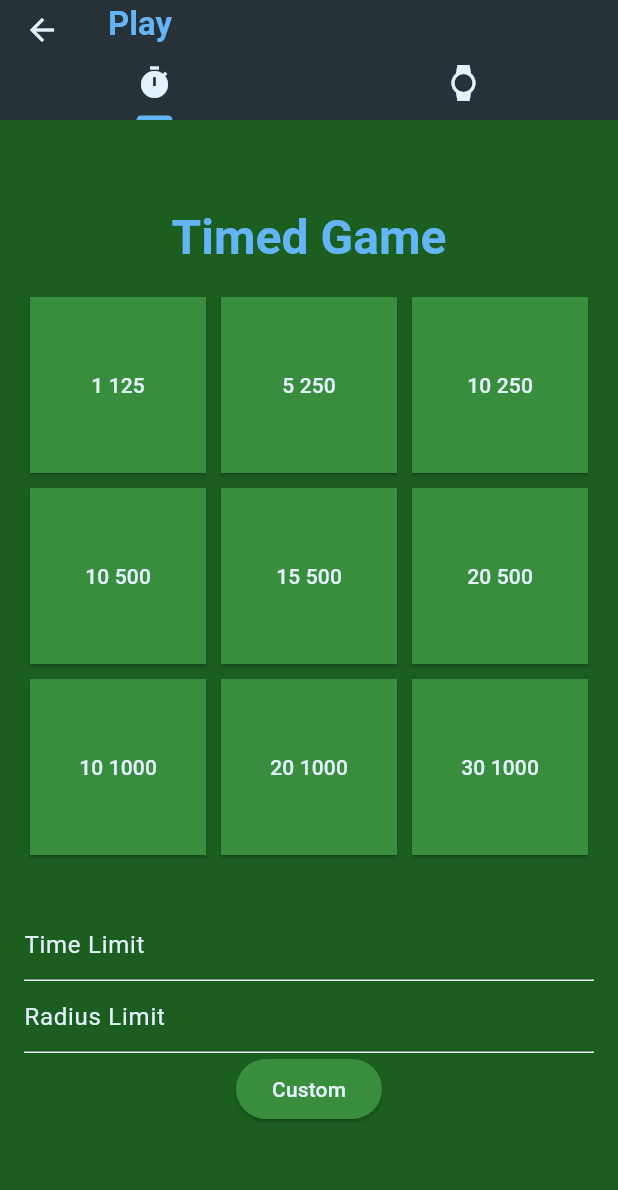
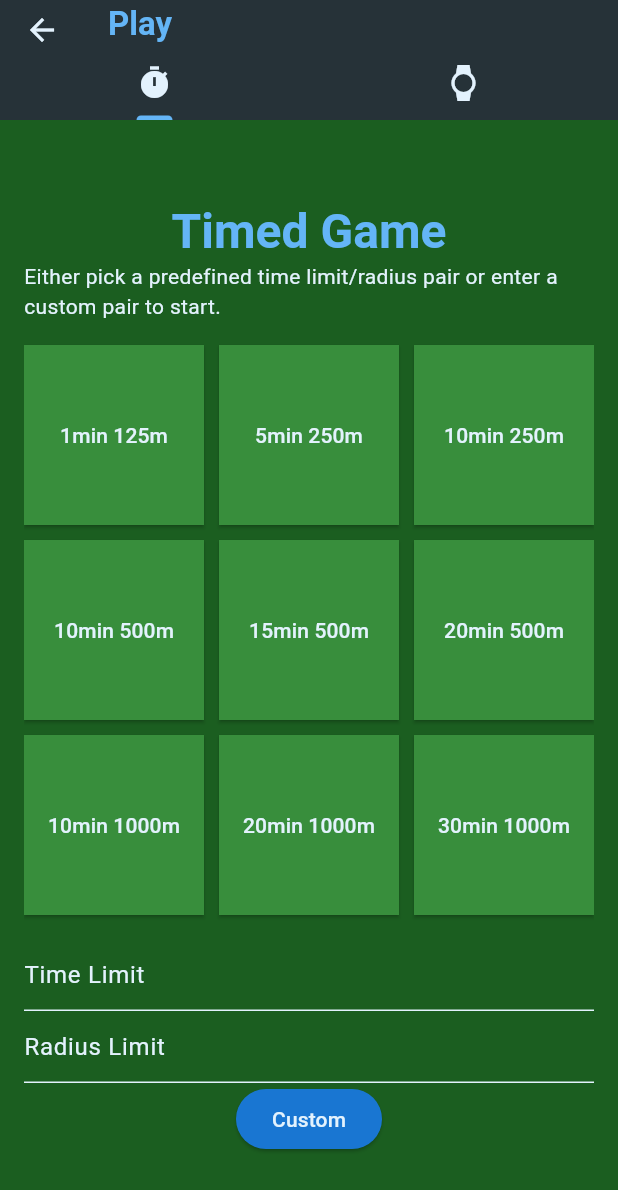
Before and after one commit to superj6/geoguess_irl, a Flutter app: the PlayScreen screen opened directly, on a phone screen of 412 x 824 dp. Shown: the top 1190 px of the screen. Run offline on Flutter 3.47's test engine with Material 3 defaults, Android fonts, the light colour scheme and no system bars; our stand-ins replace carousel_slider, flutter_secure_storage, geolocator, google_maps_flutter; missing offline and left inert: flutter_timer_countdown; accounts and stored records are empty.

Commit message:
adjust timed game styling

```diff
--- a/lib/screens/auth_about.dart
+++ b/lib/screens/auth_about.dart
@@ -72,7 +72,9 @@ class AuthAboutScreen extends StatelessWidget{
 	      ],
 	    ),
             SizedBox(height: 16.0),
-            Text('It is recommended to create an account in order to track your stats over time and see how you compare to other players. However, you can also play anonymously from the authentication screen. You can also view more comprehensive rules below.'),
+            Text(
+              'It is recommended to create an account in order to track your stats over time and see how you compare to other players. However, you can also play anonymously from the authentication screen. You can also view more comprehensive rules below.'
+            ),
             SizedBox(height: 16.0),
             SizedBox(
 	      width: 256.0,
--- a/lib/screens/play.dart
+++ b/lib/screens/play.dart
@@ -32,12 +32,15 @@ class _PlayScreen extends State<PlayScreen>{
             ],
           ),
         ),
-	body: TabBarView(
-	  children: [
-            PlayTimedTab(),
-            PlayTimedTab(),
-          ],
-	),
+	body: SafeArea(
+          minimum: EdgeInsets.symmetric(horizontal: 16.0),
+          child: TabBarView(
+	    children: [
+              PlayTimedTab(),
+              PlayTimedTab(),
+            ],
+	  ),
+        ),
       ),
     );
   }
--- a/lib/screens/rules.dart
+++ b/lib/screens/rules.dart
@@ -21,7 +21,9 @@ class RulesScreen extends StatelessWidget{
 	      style: Theme.of(context).textTheme.headlineLarge,
 	    ),
             SizedBox(height: 16.0),
-            Text('There are two game modes you can play: Timed and Completion. In both of these game modes you select a playing radius, are given images from a random location within this radius, and are tasked with finding the location closes to the images given irl. You must physically walk to the guessed location and your submission is based off your final gps locationi.'),
+            Text(
+              'There are two game modes you can play: Timed and Completion. In both of these game modes you select a playing radius, are given images from a random location within this radius, and are tasked with finding the location closes to the images given irl. You must physically walk to the guessed location and your submission is based off your final gps locationi.'
+            ),
             SizedBox(height: 16.0),
 	    ElevatedButton(
 	      onPressed: (){
--- a/lib/tabs/play_timed.dart
+++ b/lib/tabs/play_timed.dart
@@ -36,10 +36,13 @@ class PlayTimedTab extends StatelessWidget{
 	      'Timed Game',
 	      style: Theme.of(context).textTheme.headlineLarge,
 	    ),
+            Text(
+              'Either pick a predefined time limit/radius pair or enter a custom pair to start.'
+            ),
+            SizedBox(height: 16.0),
 	    GridView.count(
 	      shrinkWrap: true,
 	      primary: false,
-	      padding: const EdgeInsets.all(20),
 	      crossAxisSpacing: 10,
 	      mainAxisSpacing: 10,
 	      crossAxisCount: 3,
@@ -60,14 +63,13 @@ class PlayTimedTab extends StatelessWidget{
 		      ),
 		    ),
 		    onPressed: () => startGame(context, timeLimit, radiusLimit),
-		    child: Text('${timeLimit} ${radiusLimit}'),
+		    child: Text('${timeLimit}min ${radiusLimit}m'),
 		  ),
 		);
 	      }).toList(),
 	    ),
-            Padding(
-              padding: EdgeInsets.all(16.0),
-	      child: Form(
+            SizedBox(height: 16.0),
+            Form(
 	      key: _formKey,
 	      child: Column(
 		children: [
@@ -118,9 +120,11 @@ class PlayTimedTab extends StatelessWidget{
 		      }
 		    },
 		    child: Text('Custom'),
+		    style: ElevatedButton.styleFrom(
+		      backgroundColor: Theme.of(context).colorScheme.surfaceVariant,
+		    ),
 		  ),
 		],
-		),
 	      ),
 	    ),
 	  ],
```
Lines whose indentation alone changed are shown as unchanged.
